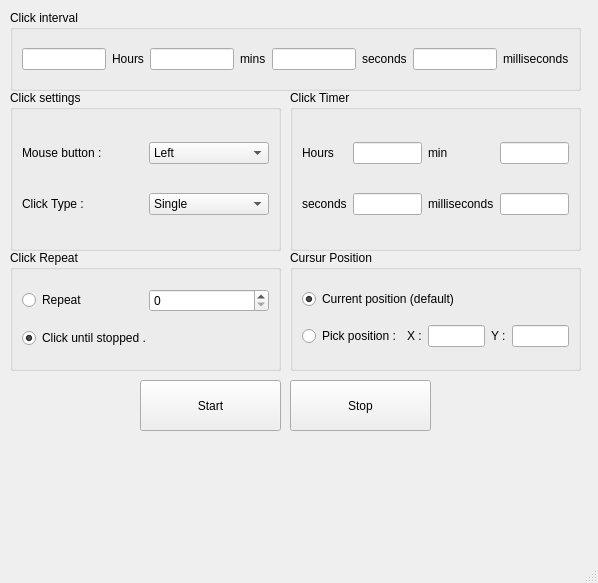
Qt form mainUi.ui (bigbanana80/Mouse-clicker-Pro) before a commit.
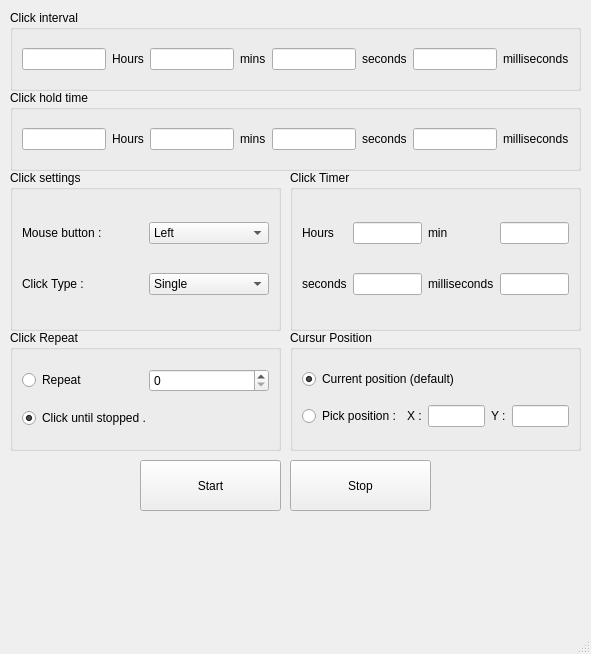
The same form after that commit.

Commit message: 0.1.0 "click hold time works now with added Ui Elements"

```diff
--- a/mainUi.ui
+++ b/mainUi.ui
@@ -6,8 +6,8 @@
    <rect>
     <x>0</x>
     <y>0</y>
-    <width>598</width>
-    <height>583</height>
+    <width>591</width>
+    <height>654</height>
    </rect>
   </property>
   <property name="sizePolicy">
@@ -101,7 +101,7 @@
     <property name="geometry">
      <rect>
       <x>10</x>
-      <y>90</y>
+      <y>170</y>
       <width>271</width>
       <height>161</height>
      </rect>
@@ -176,7 +176,7 @@
     <property name="geometry">
      <rect>
       <x>290</x>
-      <y>250</y>
+      <y>330</y>
       <width>291</width>
       <height>121</height>
      </rect>
@@ -246,7 +246,7 @@
     <property name="geometry">
      <rect>
       <x>140</x>
-      <y>380</y>
+      <y>460</y>
       <width>141</width>
       <height>51</height>
      </rect>
@@ -262,7 +262,7 @@
     <property name="geometry">
      <rect>
       <x>290</x>
-      <y>380</y>
+      <y>460</y>
       <width>141</width>
       <height>51</height>
      </rect>
@@ -278,7 +278,7 @@
     <property name="geometry">
      <rect>
       <x>10</x>
-      <y>250</y>
+      <y>330</y>
       <width>271</width>
       <height>121</height>
      </rect>
@@ -316,7 +316,7 @@
     <property name="geometry">
      <rect>
       <x>290</x>
-      <y>90</y>
+      <y>170</y>
       <width>291</width>
       <height>161</height>
      </rect>
@@ -370,6 +370,83 @@
      </item>
     </layout>
    </widget>
+   <widget class="QGroupBox" name="grb_clk_interval_2">
+    <property name="geometry">
+     <rect>
+      <x>10</x>
+      <y>90</y>
+      <width>571</width>
+      <height>81</height>
+     </rect>
+    </property>
+    <property name="toolTip">
+     <string>&lt;html&gt;&lt;head/&gt;&lt;body&gt;&lt;p&gt;Controls how long the mouse will hold to button as if it didnt let go of the click before releasing it. ( some games could use this function)&lt;/p&gt;&lt;/body&gt;&lt;/html&gt;</string>
+    </property>
+    <property name="whatsThis">
+     <string>&lt;html&gt;&lt;head/&gt;&lt;body&gt;&lt;p&gt;&lt;br/&gt;&lt;/p&gt;&lt;/body&gt;&lt;/html&gt;</string>
+    </property>
+    <property name="title">
+     <string>Click hold time</string>
+    </property>
+    <layout class="QGridLayout" name="gridLayout_6">
+     <item row="0" column="0">
+      <widget class="QLineEdit" name="le_hold_hours">
+       <property name="text">
+        <string/>
+       </property>
+      </widget>
+     </item>
+     <item row="0" column="1">
+      <widget class="QLabel" name="label_13">
+       <property name="text">
+        <string>Hours</string>
+       </property>
+      </widget>
+     </item>
+     <item row="0" column="2">
+      <widget class="QLineEdit" name="le_hold_mins">
+       <property name="text">
+        <string/>
+       </property>
+      </widget>
+     </item>
+     <item row="0" column="3">
+      <widget class="QLabel" name="label_14">
+       <property name="text">
+        <string>mins</string>
+       </property>
+      </widget>
+     </item>
+     <item row="0" column="4">
+      <widget class="QLineEdit" name="le_hold_s">
+       <property name="text">
+        <string/>
+       </property>
+      </widget>
+     </item>
+     <item row="0" column="5">
+      <widget class="QLabel" name="label_15">
+       <property name="text">
+        <string>seconds</string>
+       </property>
+      </widget>
+     </item>
+     <item row="0" column="6">
+      <widget class="QLineEdit" name="le_hold_ms">
+       <property name="text">
+        <string/>
+       </property>
+      </widget>
+     </item>
+     <item row="0" column="7">
+      <widget class="QLabel" name="label_16">
+       <property name="text">
+        <string>milliseconds</string>
+       </property>
+      </widget>
+     </item>
+    </layout>
+   </widget>
   </widget>
   <widget class="QMenuBar" name="menu_bar">
    <property name="geometry">
```
Left out of the diff: 2 changed lines with no effect on the pictures. The commit also changes 2 other files.
